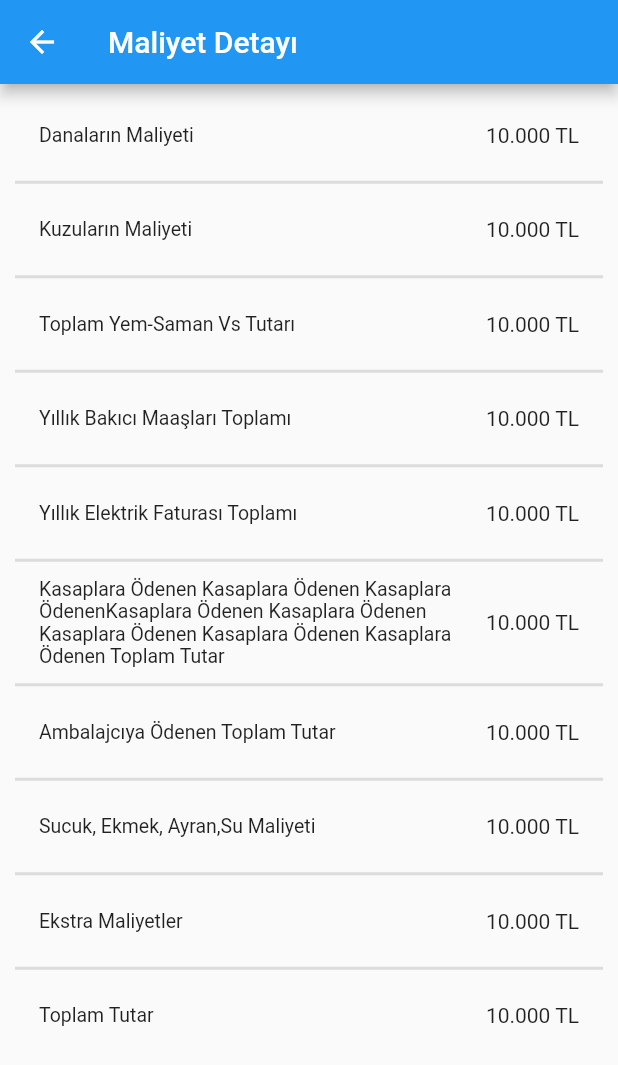
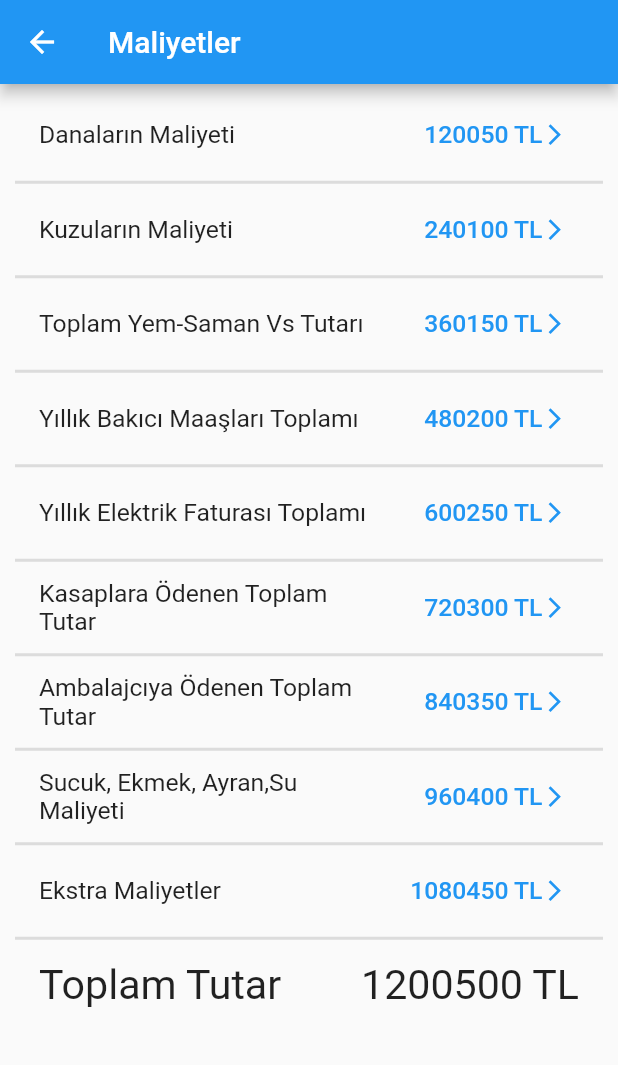
Before and after one commit to ahmettyildirim/gazi, a Flutter app: the MaliyetPage screen opened directly, on a phone screen of 412 x 824 dp. Shown: the top 1065 px of the screen. Run offline on Flutter 3.47's test engine with Material 2 defaults, Android fonts, the phone set to English and light mode, and no system bars; our stand-ins replace cloud_firestore, custom_radio_grouped_button, firebase_auth, firebase_core, firebase_database, mask_text_input_formatter; accounts and stored records are empty.

Commit message:
maliyet tablosu

```diff
--- a/lib/model/maliyet.dart
+++ b/lib/model/maliyet.dart
@@ -17,7 +17,7 @@ String getMaliyetName(int typeId) {
     case 5:
       return "Yıllık Elektrik Faturası Toplamı";
     case 6:
-      return "Kasaplara Ödenen Kasaplara Ödenen Kasaplara ÖdenenKasaplara Ödenen Kasaplara Ödenen Kasaplara Ödenen Kasaplara Ödenen Kasaplara Ödenen Toplam Tutar";
+      return "Kasaplara Ödenen Toplam Tutar";
     case 7:
       return "Ambalajcıya Ödenen Toplam Tutar";
     case 8:
--- a/lib/pages/maliyet.dart
+++ b/lib/pages/maliyet.dart
@@ -14,7 +14,7 @@ class _MaliyetPageState extends State<MaliyetPage> {
     var width = MediaQuery.of(context).size.width;
     return Scaffold(
       appBar: AppBar(
-        title: Text("Maliyet Detayı"),
+        title: Text("Maliyetler"),
       ),
       body: SafeArea(
         bottom: true,
@@ -26,9 +26,39 @@ class _MaliyetPageState extends State<MaliyetPage> {
             itemBuilder: (context, index) {
               return ListTile(
                 title: Container(
-                    width: width / 4, child: Text(getMaliyetName(index + 1))),
+                    width: width / 4,
+                    child: Text(getMaliyetName(index + 1),
+                        style: TextStyle(
+                            fontSize: index == 9 ? width / 15 : width / 25))),
                 dense: true,
-                trailing: Container(child: Text("10.000 TL")),
+                trailing: index == 9
+                    ? Text(
+                        ((index + 1) * 120050).toString() + " TL",
+                        style: TextStyle(fontSize: width / 15),
+                      )
+                    : TextButton(
+                        onPressed: () {},
+                        child: Row(
+                          mainAxisSize: MainAxisSize.min,
+                          children: [
+                            Text(
+                              ((index + 1) * 120050).toString() + " TL",
+                              style: TextStyle(fontSize: width / 25),
+                            ), // <-- Text
+
+                            Icon(
+                              // <-- Icon
+                              Icons.arrow_forward_ios,
+                              size: width / 25,
+                            ),
+                          ],
+                        ),
+                      ),
+
+                // onPressed: () {},
+                // icon: Icon(Icons.arrow_forward_ios,
+                //     textDirection: TextDirection.ltr),
+                // label: Text((index * 12500).toString() + " TL"))
               );
             },
             physics: const AlwaysScrollableScrollPhysics(),
```
